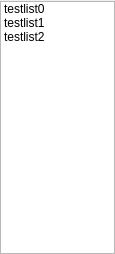
jiangbojin/EzPlayer, file playlist.ui: the form before one commit.
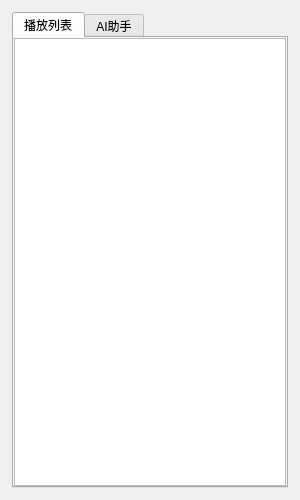
The form after the commit. Custom widgets are drawn as their Qt base class.

Commit message: 备份美化播放列表

```diff
--- a/playlist.ui
+++ b/playlist.ui
@@ -6,37 +6,56 @@
    <rect>
     <x>0</x>
     <y>0</y>
-    <width>115</width>
-    <height>254</height>
+    <width>300</width>
+    <height>500</height>
    </rect>
   </property>
   <property name="windowTitle">
    <string>Form</string>
   </property>
-  <layout class="QGridLayout" name="gridLayout">
-   <property name="leftMargin">
+  <layout class="QVBoxLayout" name="verticalLayout">
+   <property name="spacing">
     <number>0</number>
    </property>
+   <property name="leftMargin">
+    <number>12</number>
+   </property>
    <property name="topMargin">
-    <number>1</number>
+    <number>12</number>
    </property>
    <property name="rightMargin">
-    <number>0</number>
+    <number>12</number>
    </property>
    <property name="bottomMargin">
+    <number>12</number>
+   </property>
+   <item>
+    <widget class="QTabWidget" name="tabWidget">
+     <property name="currentIndex">
     <number>0</number>
    </property>
+     <widget class="QWidget" name="medialist">
+      <attribute name="title">
+       <string>播放列表</string>
+      </attribute>
+      <layout class="QVBoxLayout" name="verticalLayout_2">
    <property name="spacing">
     <number>0</number>
    </property>
-   <item row="0" column="0">
+       <property name="leftMargin">
+        <number>0</number>
+       </property>
+       <property name="topMargin">
+        <number>0</number>
+       </property>
+       <property name="rightMargin">
+        <number>0</number>
+       </property>
+       <property name="bottomMargin">
+        <number>0</number>
+       </property>
+       <item>
     <widget class="MediaList" name="List">
-     <property name="maximumSize">
-      <size>
-       <width>16777215</width>
-       <height>16777215</height>
-      </size>
-     </property>
      <property name="focusPolicy">
       <enum>Qt::NoFocus</enum>
      </property>
@@ -46,21 +65,15 @@
      <property name="horizontalScrollBarPolicy">
       <enum>Qt::ScrollBarAlwaysOff</enum>
      </property>
-     <item>
-      <property name="text">
-       <string>testlist0</string>
-      </property>
-     </item>
-     <item>
-      <property name="text">
-       <string>testlist1</string>
-      </property>
-     </item>
-     <item>
-      <property name="text">
-       <string>testlist2</string>
-      </property>
-     </item>
+        </widget>
+       </item>
+      </layout>
+     </widget>
+     <widget class="DeepSeekClient" name="deepseek">
+      <attribute name="title">
+       <string>AI助手</string>
+      </attribute>
+     </widget>
     </widget>
    </item>
   </layout>
@@ -71,6 +84,12 @@
    <extends>QListWidget</extends>
    <header location="global">medialist.h</header>
   </customwidget>
+  <customwidget>
+   <class>DeepSeekClient</class>
+   <extends>QWidget</extends>
+   <header location="global">deepseekclient.h</header>
+   <container>1</container>
+  </customwidget>
  </customwidgets>
  <resources/>
  <connections/>
```
Left out of the diff: 2 changed lines with no effect on the pictures. Lines whose indentation alone changed are shown as unchanged. The commit also changes 16 other files.
